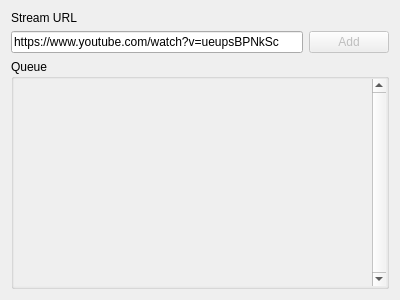
Old version of the form components/dialog.ui in the repository vehsakul/spb_elections_recorder_2019.
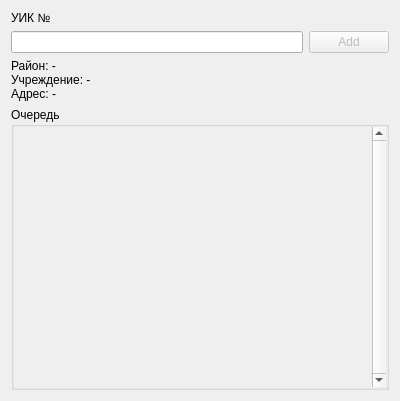
New version of the form.

What changed in the file:
```diff
--- a/components/dialog.ui
+++ b/components/dialog.ui
@@ -7,7 +7,7 @@
     <x>0</x>
     <y>0</y>
     <width>400</width>
-    <height>300</height>
+    <height>401</height>
    </rect>
   </property>
   <property name="windowTitle">
@@ -17,7 +17,7 @@
    <item>
     <widget class="QLabel" name="label">
      <property name="text">
-      <string>Stream URL</string>
+      <string>УИК №</string>
      </property>
     </widget>
    </item>
@@ -39,10 +39,10 @@
       <item>
        <widget class="QLineEdit" name="edtURL">
         <property name="text">
-         <string>https://www.youtube.com/watch?v=ueupsBPNkSc</string>
+         <string/>
         </property>
         <property name="placeholderText">
-         <string>https://youtube.com/watch?v=-VwZr-4k9yI</string>
+         <string/>
         </property>
        </widget>
       </item>
@@ -59,10 +59,17 @@
      </layout>
     </widget>
    </item>
+   <item>
+    <widget class="QLabel" name="lblCameraInfo">
+     <property name="text">
+      <string>Район: -&lt;br&gt;Учреждение: -&lt;br&gt;Адрес: -</string>
+     </property>
+    </widget>
+   </item>
    <item>
     <widget class="QGroupBox" name="groupBox">
      <property name="title">
-      <string>Queue</string>
+      <string>Очередь</string>
      </property>
      <layout class="QVBoxLayout" name="verticalLayout_2">
       <property name="leftMargin">
@@ -114,8 +121,8 @@
              <rect>
               <x>0</x>
               <y>0</y>
-              <width>364</width>
-              <height>194</height>
+              <width>362</width>
+              <height>242</height>
              </rect>
             </property>
             <layout class="QVBoxLayout" name="verticalLayout_3">
```
